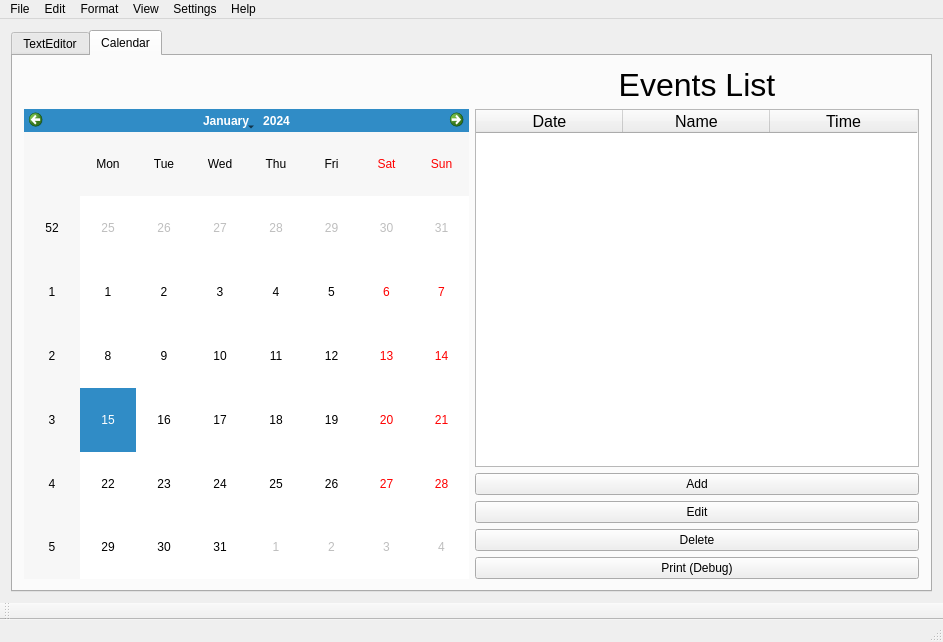
Above: Qt Project Files/SpiralBound/mainwindow.ui from ECU-CSCI-4230/SpiralBound before the change. Below: the same form after it.
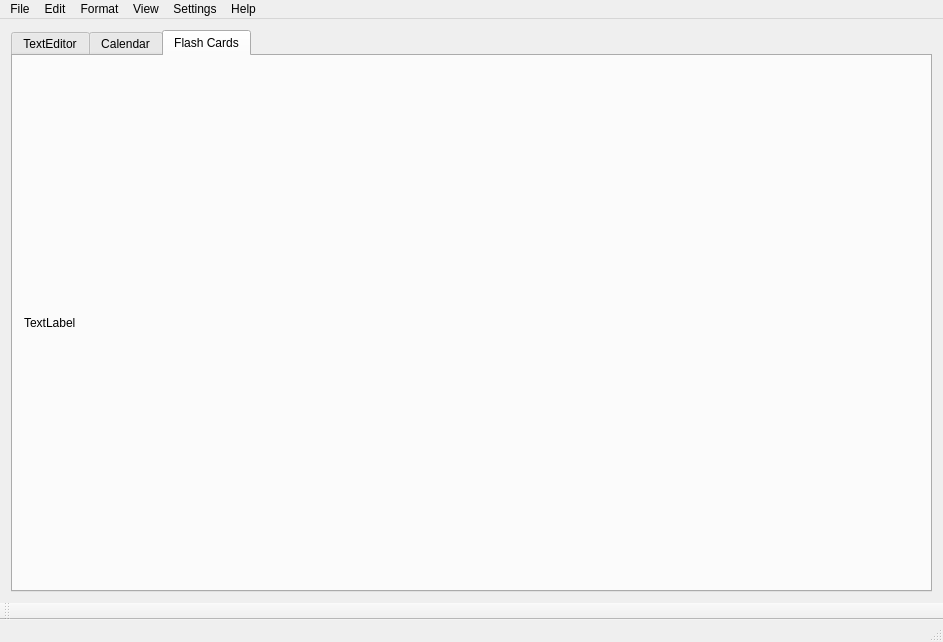
That is the form after the change. Icons and pictures are not drawn.

Commit message:
Flash Cards
Set up page for flash cards tool.

```diff
--- a/Qt Project Files/SpiralBound/mainwindow.ui
+++ b/Qt Project Files/SpiralBound/mainwindow.ui
@@ -28,7 +28,7 @@
        <enum>QTabWidget::North</enum>
       </property>
       <property name="currentIndex">
-       <number>1</number>
+       <number>2</number>
       </property>
       <property name="elideMode">
        <enum>Qt::ElideNone</enum>
@@ -175,6 +175,20 @@
         </item>
        </layout>
       </widget>
+      <widget class="QWidget" name="tab_3">
+       <attribute name="title">
+        <string>Flash Cards</string>
+       </attribute>
+       <layout class="QGridLayout" name="gridLayout_5">
+        <item row="0" column="0">
+         <widget class="QLabel" name="label_2">
+          <property name="text">
+           <string>TextLabel</string>
+          </property>
+         </widget>
+        </item>
+       </layout>
+      </widget>
      </widget>
     </item>
    </layout>
```
Left out of the diff: 2 changed lines with no effect on the pictures. The commit also changes 4 other files.
